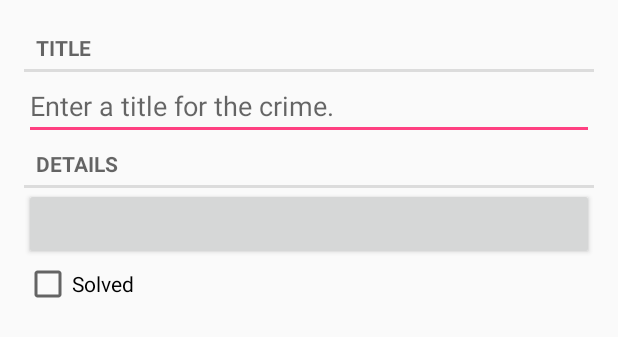
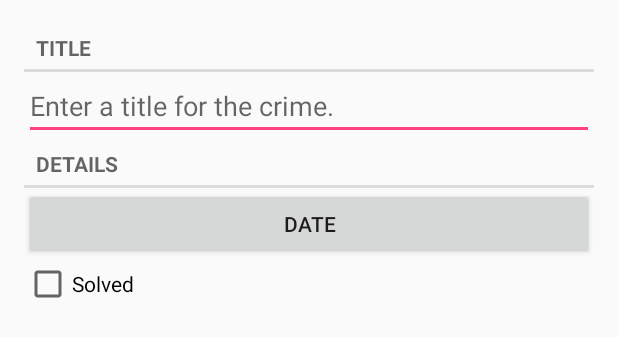
Before and after one commit to semenyutenko/CriminalIntent, an Android app: the layout fragment_crime.xml on its own in the app's theme, with its tools: preview values and no code run, on a phone screen of 412 x 824 dp. Shown: the top 337 px of the screen. Run offline under Robolectric (Android 15) with nearby library versions, the phone set to English and light mode, and no system bars.

```diff
--- a/app/src/main/java/satedshark/com/vk/criminalintent/DatePickerFragment.java
+++ b/app/src/main/java/satedshark/com/vk/criminalintent/DatePickerFragment.java
@@ -25,7 +25,6 @@
     public static DatePickerFragment newInstance(Date date){
         Bundle args = new Bundle();
         args.putSerializable(ARG_DATE, date);
-
         DatePickerFragment fragment = new DatePickerFragment();
         fragment.setArguments(args);
         return fragment;
--- a/app/src/main/res/layout/fragment_crime.xml
+++ b/app/src/main/res/layout/fragment_crime.xml
@@ -1,5 +1,7 @@
 <?xml version="1.0" encoding="utf-8"?>
-<LinearLayout xmlns:android="http://schemas.android.com/apk/res/android"
+<LinearLayout
+    xmlns:android="http://schemas.android.com/apk/res/android"
+    xmlns:tools="http://schemas.android.com/tools"
     android:orientation="vertical"
     android:layout_width="match_parent"
     android:layout_height="match_parent"
@@ -28,7 +30,8 @@
     <Button
         android:id="@+id/crime_date"
         android:layout_width="match_parent"
-        android:layout_height="wrap_content"/>
+        android:layout_height="wrap_content"
+        tools:text="date"/>
 
     <CheckBox
         android:id="@+id/crime_solved"
--- a/app/src/main/res/values/strings.xml
+++ b/app/src/main/res/values/strings.xml
@@ -7,4 +7,9 @@
     <string name="first_crime">First crime</string>
     <string name="last_crime">Last crime</string>
     <string name="date_picker_title">Date of crime</string>
+
+    <string name="new_crime">New Crime</string>
+    <string name="show_subtitle">Show Subtitle</string>
+    <string name="hide_subtitle">Hide Subtitle</string>
+    <string name="subtitle_format">%1$d crimes</string>
 </resources>
```
Also changed, not shown: app/src/main/java/satedshark/com/vk/criminalintent/CrimeListFragment.java (+14 -0 lines), app/src/main/res/menu/fragment_crime_list.xml (added, +9 -0 lines), app/src/main/res/drawable-hdpi/ic_menu_add.png (added), app/src/main/res/drawable-mdpi/ic_menu_add.png (added), app/src/main/res/drawable-xhdpi/ic_menu_add.png (added), app/src/main/res/drawable-xxhdpi/ic_menu_add.png (added), app/src/main/res/drawable-xxxhdpi/ic_menu_add.png (added).
